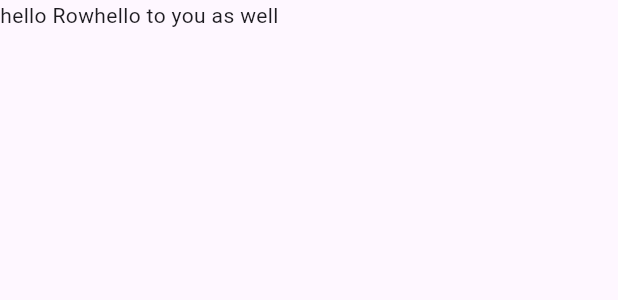
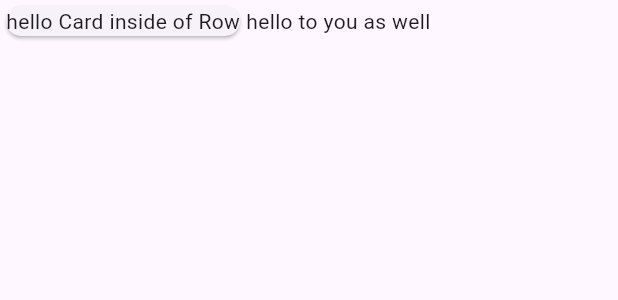
Before and after one commit to abbymachines/flutter-dev-portfolio, a Flutter app: the Item widget shown alone on an empty page, opened directly with sample values from the repository, on a phone screen of 412 x 824 dp. Shown: the top 300 px of the screen. Run offline on Flutter 3.47's test engine with Material 2 defaults, Android fonts, the light colour scheme and no system bars; our stand-ins replace flutter_markdown.

Commit message:
implement basic card inside of row

```diff
--- a/lib/widgets/items/item.dart
+++ b/lib/widgets/items/item.dart
@@ -74,7 +74,12 @@ class _ItemState extends State<Item> {
         //   ),
         // ),
         child: Row(
-          children: [Text('hello Row'), Text('hello to you as well')],
+          children: [
+            Card(
+              child: Text('hello Card inside of Row'),
+            ),
+            Text('hello to you as well')
+          ],
         ));
   }
 }
```
